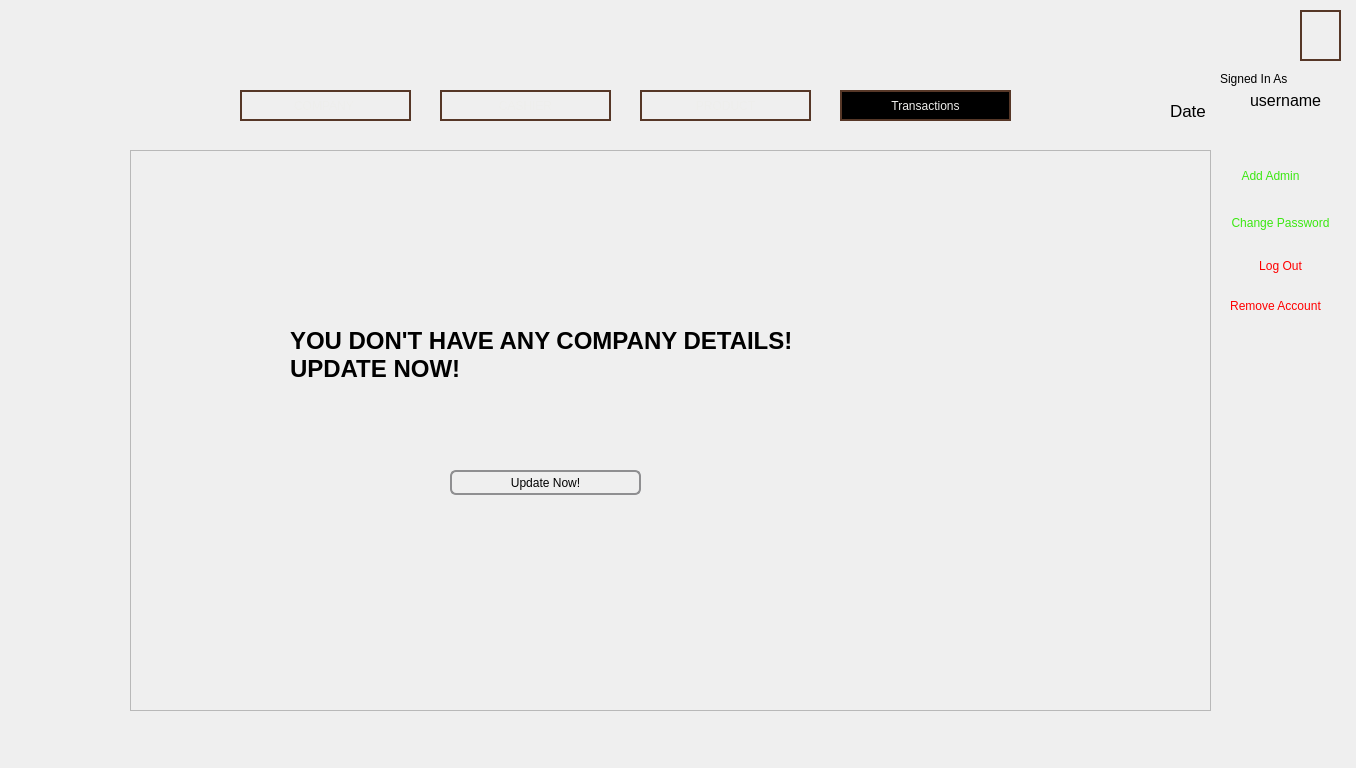
First picture: the form in adminwindow.ui, repository RamrajCh/SuperMarket-Billing-System, before the edit.
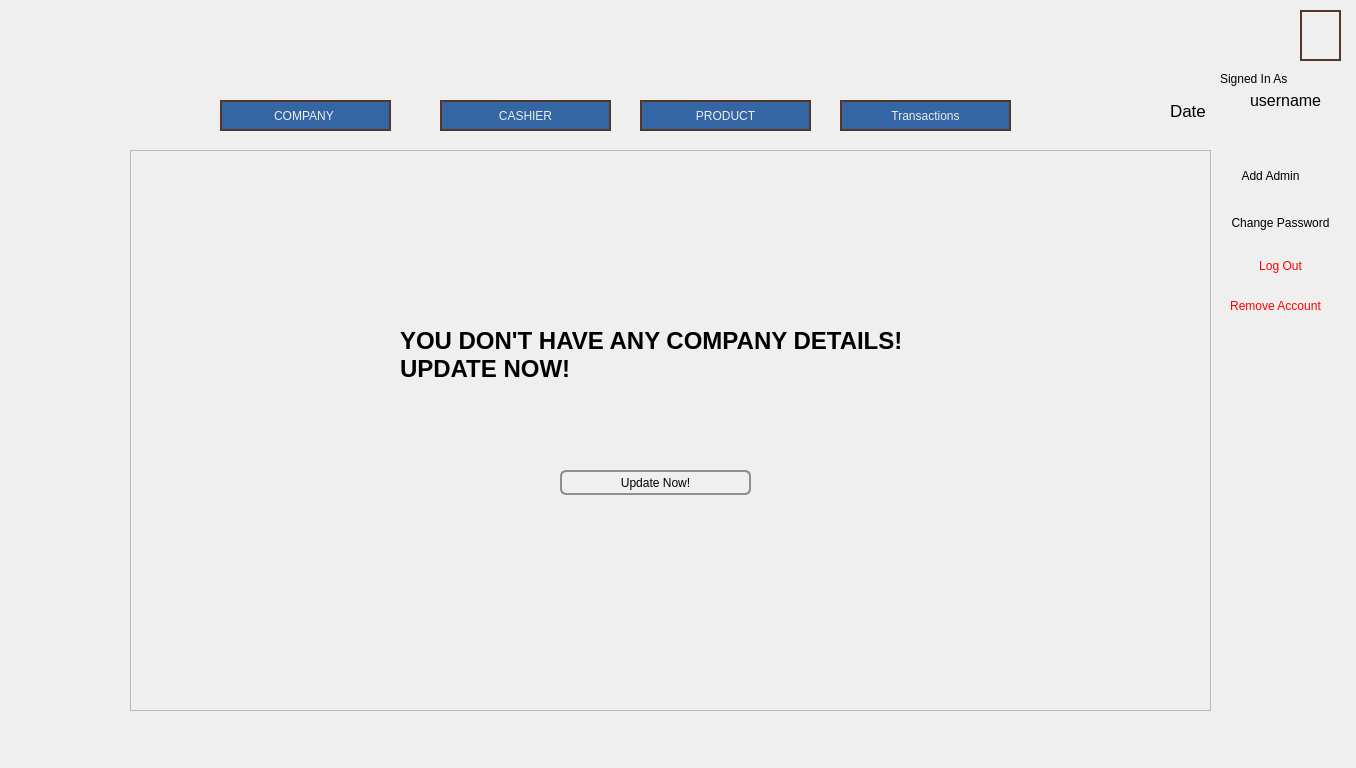
Second picture: the form after the edit. The open tabs and pages were chosen to show the change. Icons and pictures are not drawn.

The edit to the form file:
```diff
--- a/adminwindow.ui
+++ b/adminwindow.ui
@@ -705,7 +705,7 @@
         <widget class="QStackedWidget" name="companyStack">
          <property name="geometry">
           <rect>
-           <x>80</x>
+           <x>190</x>
            <y>10</y>
            <width>571</width>
            <height>521</height>
@@ -2110,7 +2110,7 @@
     <widget class="QLabel" name="company">
      <property name="geometry">
       <rect>
-       <x>350</x>
+       <x>480</x>
        <y>10</y>
        <width>781</width>
        <height>61</height>
@@ -2159,7 +2159,7 @@
       <x>0</x>
       <y>80</y>
       <width>1361</width>
-      <height>51</height>
+      <height>71</height>
      </rect>
     </property>
     <property name="styleSheet">
@@ -2172,38 +2172,21 @@
     <property name="frameShadow">
      <enum>QFrame::Raised</enum>
     </property>
-    <widget class="QPushButton" name="companyButton">
-     <property name="geometry">
-      <rect>
-       <x>240</x>
-       <y>10</y>
-       <width>171</width>
-       <height>31</height>
-      </rect>
-     </property>
-     <property name="styleSheet">
-      <string notr="true">border: 2px solid #563727;
-font: 13pt &quot;Ubuntu&quot;;
-color: rgb(238, 238, 236);
-</string>
-     </property>
-     <property name="text">
-      <string>COMPANY </string>
-     </property>
-    </widget>
     <widget class="QPushButton" name="cashierButton">
      <property name="geometry">
       <rect>
        <x>440</x>
-       <y>10</y>
+       <y>20</y>
        <width>171</width>
        <height>31</height>
       </rect>
      </property>
      <property name="styleSheet">
-      <string notr="true">border: 2px solid #563727;
+      <string notr="true">background:transparent;
+border: 2px solid #563727;
 font: 13pt &quot;Ubuntu&quot;;
 color: rgb(238, 238, 236);
+background-color: rgb(52, 101, 164)
 </string>
      </property>
      <property name="text">
@@ -2214,15 +2197,17 @@
      <property name="geometry">
       <rect>
        <x>640</x>
-       <y>10</y>
+       <y>20</y>
        <width>171</width>
        <height>31</height>
       </rect>
      </property>
      <property name="styleSheet">
-      <string notr="true">border: 2px solid #563727;
+      <string notr="true">background:transparent;
+border: 2px solid #563727;
 font: 13pt &quot;Ubuntu&quot;;
 color: rgb(238, 238, 236);
+background-color: rgb(52, 101, 164)
 </string>
      </property>
      <property name="text">
@@ -2233,16 +2218,18 @@
      <property name="geometry">
       <rect>
        <x>840</x>
-       <y>10</y>
+       <y>20</y>
        <width>171</width>
        <height>31</height>
       </rect>
      </property>
      <property name="styleSheet">
-      <string notr="true">  border: 2px solid #563727;
+      <string notr="true">background:transparent;
+border: 2px solid #563727;
 font: 13pt &quot;Ubuntu&quot;;
 color: rgb(238, 238, 236);
-background-color: rgb(0, 0, 0);</string>
+background-color: rgb(52, 101, 164)
+</string>
      </property>
      <property name="text">
       <string>Transactions</string>
@@ -2266,6 +2253,27 @@
       <string>Date</string>
      </property>
     </widget>
+    <widget class="QPushButton" name="companyButton">
+     <property name="geometry">
+      <rect>
+       <x>220</x>
+       <y>20</y>
+       <width>171</width>
+       <height>31</height>
+      </rect>
+     </property>
+     <property name="styleSheet">
+      <string notr="true">background:transparent;
+border: 2px solid #563727;
+font: 13pt &quot;Ubuntu&quot;;
+color: rgb(238, 238, 236);
+background-color: rgb(52, 101, 164)
+</string>
+     </property>
+     <property name="text">
+      <string>COMPANY </string>
+     </property>
+    </widget>
    </widget>
    <widget class="QStackedWidget" name="privacyStack_2">
     <property name="geometry">
@@ -2273,7 +2281,7 @@
       <x>1200</x>
       <y>60</y>
       <width>161</width>
-      <height>371</height>
+      <height>331</height>
      </rect>
     </property>
     <property name="styleSheet">
@@ -2308,7 +2316,7 @@
        <property name="styleSheet">
         <string notr="true">border: 0px;
 font: 13pt &quot;Ubuntu&quot;;
-color: rgb(59, 232, 17)
+color: rgb(0,0,0)
 </string>
        </property>
        <property name="text">
@@ -2400,7 +2408,7 @@
        <property name="styleSheet">
         <string notr="true">border: 0px;
 font: 13pt &quot;Ubuntu&quot;;
-color: rgb(59, 232, 17)
+color: rgb(0,0,0)
 </string>
        </property>
        <property name="text">
```
Left out of the diff: 8 changed lines with no effect on the pictures.
